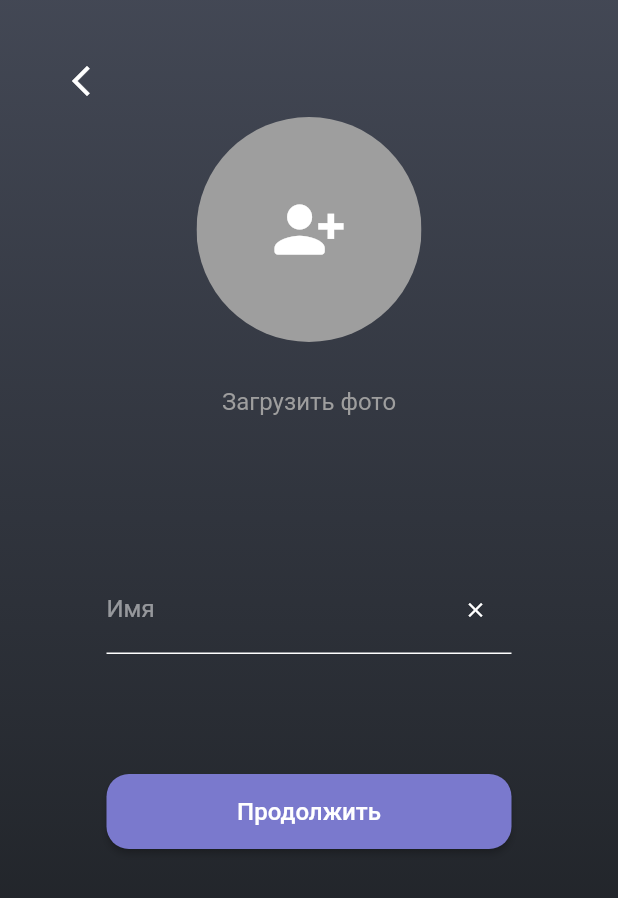
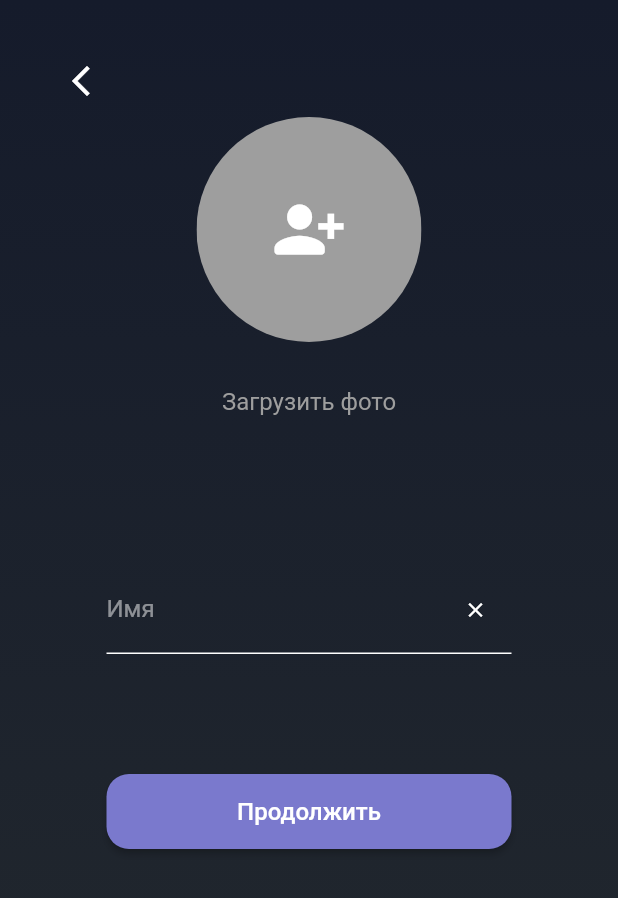
Before and after one commit to inikx/errand, a Flutter app: the RegistrationPage screen opened directly, after a tap on "Продолжить", on a phone screen of 412 x 824 dp. Shown: the top 898 px of the screen. Run offline on Flutter 3.47's test engine with Material 2 defaults, Android fonts, the phone set to English and light mode, and no system bars; our stand-ins replace bloc, flutter_bloc, flutter_secure_storage; missing offline and left inert: assorted_layout_widgets; accounts and stored records are empty; Roboto replaces fonts that are missing (Rubik); statements that could not run were skipped.

Commit message:
изменил баг с фоном + изменил название проги в AndroidManifest.xml

```diff
--- a/tasker_app/lib/main.dart
+++ b/tasker_app/lib/main.dart
@@ -2,6 +2,7 @@ import 'package:flutter/material.dart';
 import 'package:tasker_app/route.dart';
 
 void main() {
+  Paint.enableDithering = true;
   runApp(ErrandApp(router: AppRouter()));
 }
 
--- a/tasker_app/lib/presentation/pages/registration.dart
+++ b/tasker_app/lib/presentation/pages/registration.dart
@@ -12,15 +12,15 @@ class RegistrationPage extends StatelessWidget {
         body: Scaffold(
       body: SafeArea(
         child: Container(
-            decoration: BoxDecoration(
+            decoration: const BoxDecoration(
               gradient: LinearGradient(
                   colors: [
-                    const Color(0xFF151B2B).withOpacity(0.8),
-                    const Color(0xFF1B1E21),
+                    Color(0xFF151B2B),
+                    Color(0xFF22282E),
                   ],
-                  begin: const FractionalOffset(0.0, 0.0),
-                  end: const FractionalOffset(0.0, 0.9),
-                  stops: const [0.0, 1.0],
+                  begin: FractionalOffset(0.0, 0.0),
+                  end: FractionalOffset(0.0, 0.9),
+                  stops: [0.0, 1.0],
                   tileMode: TileMode.clamp),
             ),
             child: Container(
@@ -149,7 +149,11 @@ class RegistrationPage extends StatelessWidget {
                                 style: TextStyle(
                                     fontFamily: 'Rubik', fontSize: 16)),
                             onPressed: () async {
-                              Navigator.push(context, MaterialPageRoute(builder: (context) => const RegistrationPage2()));
+                              Navigator.push(
+                                  context,
+                                  MaterialPageRoute(
+                                      builder: (context) =>
+                                          const RegistrationPage2()));
 
                               print(
                                   'Успешная регистрация'); //BLOc кнопки "Продолжить"
--- a/tasker_app/lib/presentation/pages/registration2.dart
+++ b/tasker_app/lib/presentation/pages/registration2.dart
@@ -9,15 +9,15 @@ class RegistrationPage2 extends StatelessWidget {
     return Scaffold(
         body: SafeArea(
       child: Container(
-          decoration: BoxDecoration(
+          decoration: const BoxDecoration(
             gradient: LinearGradient(
                 colors: [
-                  const Color(0xFF151B2B).withOpacity(0.8),
-                  const Color(0xFF1B1E21),
+                  Color(0xFF151B2B),
+                  Color(0xFF22282E),
                 ],
-                begin: const FractionalOffset(0.0, 0.0),
-                end: const FractionalOffset(0.0, 0.9),
-                stops: const [0.0, 1.0],
+                begin: FractionalOffset(0.0, 0.0),
+                end: FractionalOffset(0.0, 0.9),
+                stops: [0.0, 1.0],
                 tileMode: TileMode.clamp),
           ),
           child: Container(
```
Also changed, not shown: tasker_app/lib/presentation/pages/login.dart (+7 -6 lines), 1 other file.
